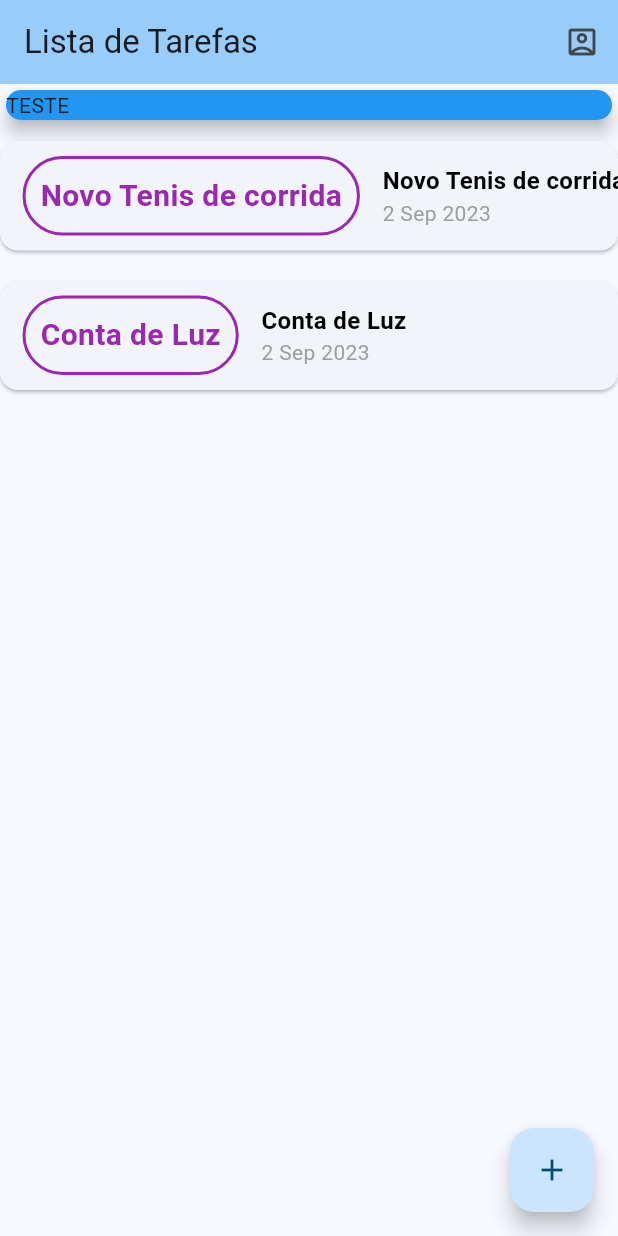
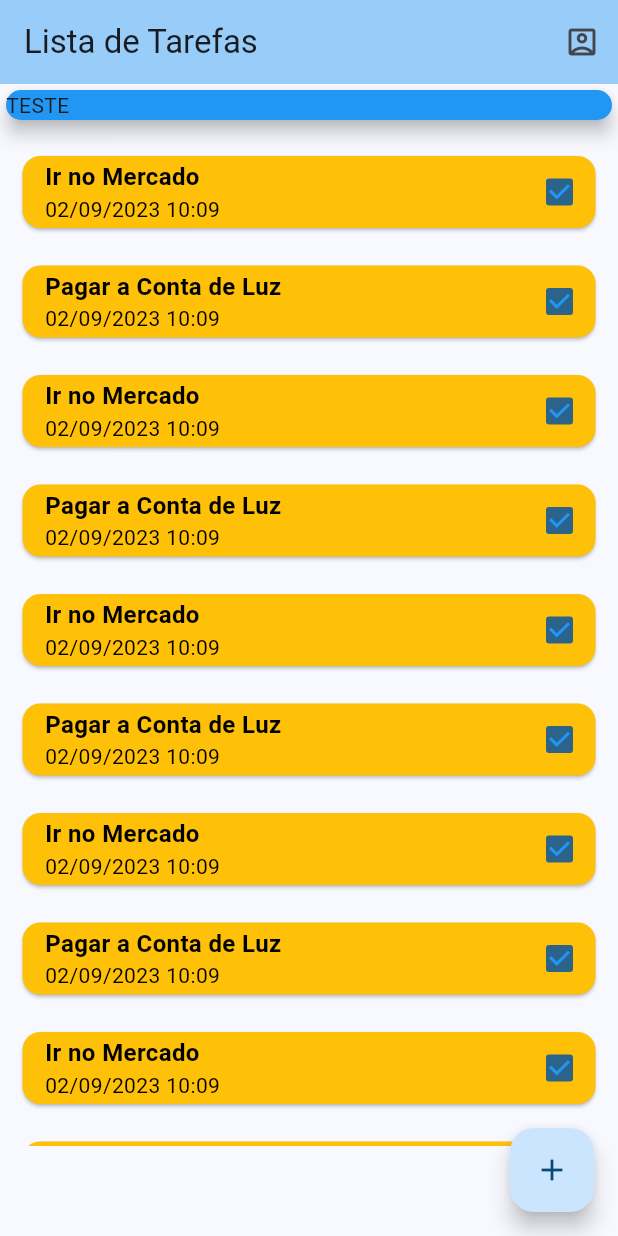
Before and after one commit to Rezende-Fabio/lista-tarefas, a Flutter app: the screen it shows after launch, on a phone screen of 412 x 824 dp. Run offline on Flutter 3.47's test engine with Material 2 defaults, Android fonts, the phone set to English and light mode, and no system bars.

Commit message:
style of card on list view

```diff
--- a/lib/components/lista_tarefas.dart
+++ b/lib/components/lista_tarefas.dart
@@ -10,31 +10,22 @@ class ListaTarefas extends StatelessWidget {
   @override
   Widget build(BuildContext context) {
     return Container(
-      height: 600,
+      height: 680,
       child: ListView.builder(
         itemCount: tarefas.length,
         itemBuilder: (ctx, index) {
           final tr = tarefas[index];
-          return Card(
-            margin: const EdgeInsets.symmetric(vertical: 10),
+          return Padding(
+            padding: EdgeInsets.fromLTRB(15, 15, 15, 0),
+            child: Card(
+              color: Colors.amber,
+              margin: const EdgeInsets.symmetric(vertical: 5),
               child: Row(
+                mainAxisAlignment: MainAxisAlignment.spaceBetween,
                 children: [
-                Container(
-                  margin: const EdgeInsets.symmetric(horizontal: 15, vertical: 10),
-                  decoration: BoxDecoration(
-                      border: Border.all(color: Colors.purple, width: 2),
-                      borderRadius: BorderRadius.circular(50)),
-                  padding: const EdgeInsets.all(10),
-                  child: Text(
-                    tr.desc,
-                    style: const TextStyle(
-                      fontWeight: FontWeight.bold,
-                      fontSize: 20,
-                      color: Colors.purple,
-                    ),
-                  ),
-                ),
-                Column(
+                  Padding(
+                    padding: EdgeInsets.fromLTRB(15, 0, 0, 0),
+                    child: Column(
                       crossAxisAlignment: CrossAxisAlignment.start,
                       children: [
                         Text(tr.desc,
@@ -43,12 +34,19 @@ class ListaTarefas extends StatelessWidget {
                                 fontSize: 16,
                                 fontWeight: FontWeight.bold)),
                         Text(
-                      DateFormat("d MMM y").format(tr.data),
-                      style: const TextStyle(color: Colors.grey),
+                          DateFormat("dd/MM/y HH:MM").format(tr.data),
+                          style: const TextStyle(color: Color.fromARGB(255, 0, 0, 0)),
                         ),
                       ],
-                )
+                    ),
+                  ),
+                  Checkbox(
+                    checkColor: Colors.blue,
+                    value: true,
+                    onChanged:(value) => {},
+                  ),
                 ],
+              ),
             ),
           );
         },
--- a/lib/main.dart
+++ b/lib/main.dart
@@ -37,12 +37,72 @@ class _MyHomePageState extends State<MyHomePage> {
   final _tarefas = [
     Tarefa(
       id: 1,
-      desc: "Novo Tenis de corrida",
+      desc: "Ir no Mercado",
       data: DateTime.now(),
     ),
     Tarefa(
       id: 2,
-      desc: "Conta de Luz",
+      desc: "Pagar a Conta de Luz",
+      data: DateTime.now(),
+    ),
+    Tarefa(
+      id: 1,
+      desc: "Ir no Mercado",
+      data: DateTime.now(),
+    ),
+    Tarefa(
+      id: 2,
+      desc: "Pagar a Conta de Luz",
+      data: DateTime.now(),
+    ),
+    Tarefa(
+      id: 1,
+      desc: "Ir no Mercado",
+      data: DateTime.now(),
+    ),
+    Tarefa(
+      id: 2,
+      desc: "Pagar a Conta de Luz",
+      data: DateTime.now(),
+    ),
+    Tarefa(
+      id: 1,
+      desc: "Ir no Mercado",
+      data: DateTime.now(),
+    ),
+    Tarefa(
+      id: 2,
+      desc: "Pagar a Conta de Luz",
+      data: DateTime.now(),
+    ),
+    Tarefa(
+      id: 1,
+      desc: "Ir no Mercado",
+      data: DateTime.now(),
+    ),
+    Tarefa(
+      id: 2,
+      desc: "Pagar a Conta de Luz",
+      data: DateTime.now(),
+    ),
+    Tarefa(
+      id: 1,
+      desc: "Ir no Mercado",
+      data: DateTime.now(),
+    ),
+    Tarefa(
+      id: 2,
+      desc: "Pagar a Conta de Luz",
+      data: DateTime.now(),
+    ),
+    Tarefa(
+      id: 1,
+      desc: "Ir no Mercado",
+      data: DateTime.now(),
+    ),
+    Tarefa(
+      id: 2,
+      desc: "Pagar a Conta de Luz",
       data: DateTime.now(),
     ),
   ];
```
Lines whose indentation alone changed are shown as unchanged.
